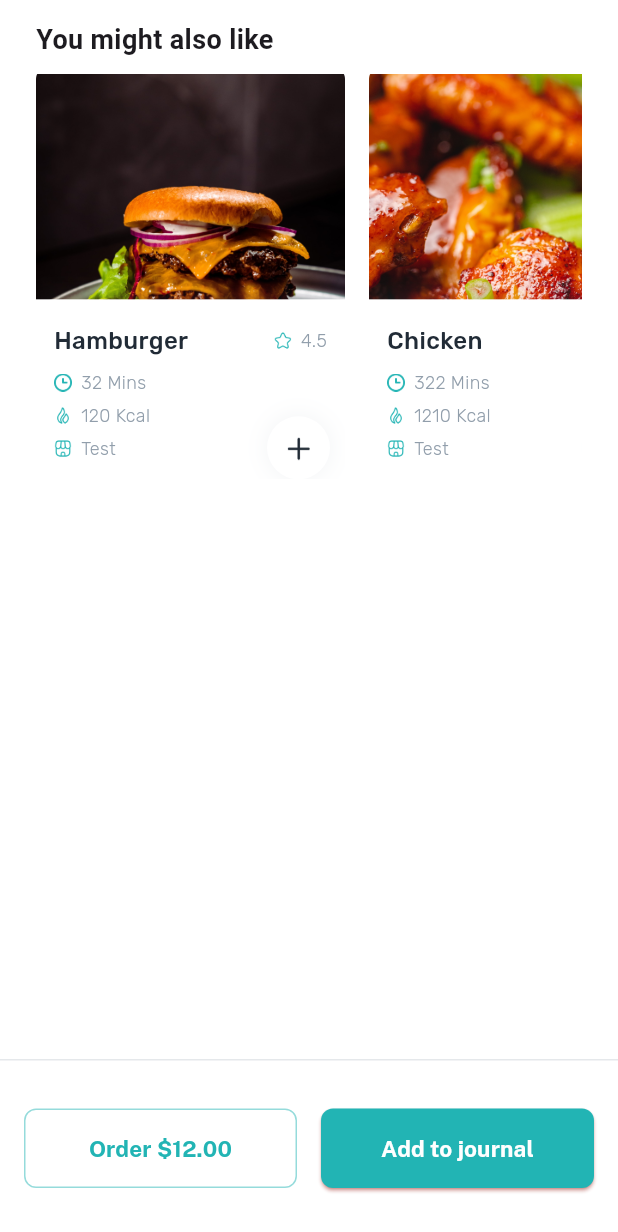
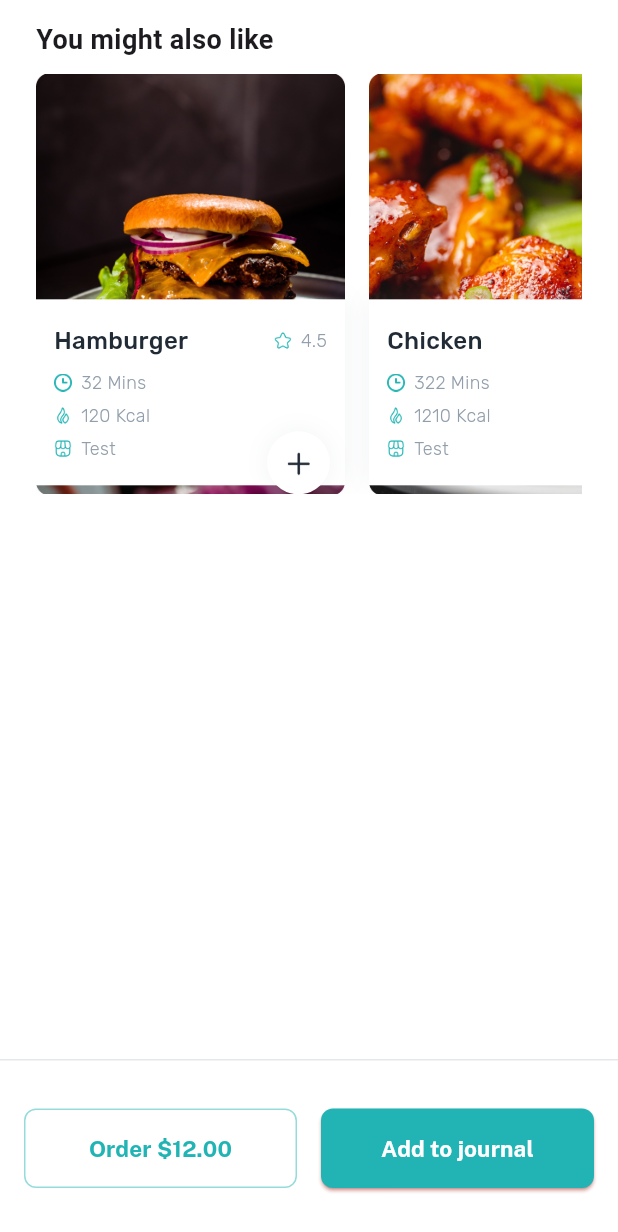
Before and after one commit to jadaliha/pomegranet_flutter, a Flutter app: the FoodDetailPage screen opened directly, scrolled down 1152 dp, on a phone screen of 412 x 824 dp. Shown: the top 1232 px of the screen. Run offline on Flutter 3.47's test engine with Material 3 defaults, Android fonts, the light colour scheme and no system bars; our stand-ins replace dio, equatable, flutter_bloc, flutter_rating_bar, google_fonts.

Commit message:
chore: some other fix in ui

```diff
--- a/lib/application/features/restaurant/presentation/pages/food_detail_page.dart
+++ b/lib/application/features/restaurant/presentation/pages/food_detail_page.dart
@@ -243,13 +243,14 @@ class _FoodDetailPageState extends State<FoodDetailPage> {
                           TabBar(
                             labelStyle: GoogleFonts.rubik(
                               textStyle: const TextStyle(
-                                fontSize: 16,
+                                fontSize: 15,
                                 fontWeight: FontWeight.w500,
                                 color: Color(0xFF22B4B4),
                               ),
                             ),
                             indicatorColor: const Color(0xFF22B4B4),
                             indicatorSize: TabBarIndicatorSize.tab,
+                            indicatorPadding: EdgeInsets.zero,
                             tabs: const [
                               Tab(text: 'Ingredients'),
                               Tab(text: 'Recipe'),
--- a/lib/application/features/restaurant/presentation/pages/widgets/recommend_items.dart
+++ b/lib/application/features/restaurant/presentation/pages/widgets/recommend_items.dart
@@ -8,7 +8,7 @@ class RecommendedItems extends StatelessWidget {
   @override
   Widget build(BuildContext context) {
     return SizedBox(
-      height: 270,
+      height: 280,
       child: ListView.builder(
         itemCount: Food.mockData.length,
         scrollDirection: Axis.horizontal,
```
